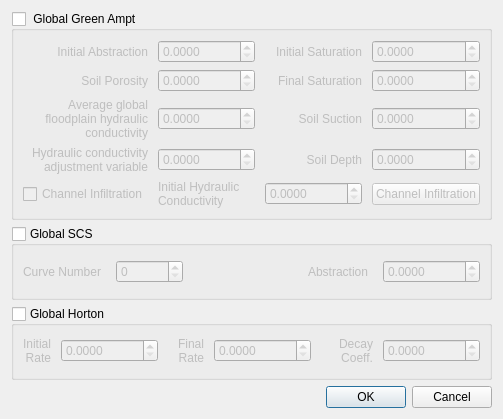
This is flo2d/ui/infil_global.ui in FLO-2DSoftware/qgis-flo-2d-plugin as Qt 5 draws it before an edit. The edited form follows.
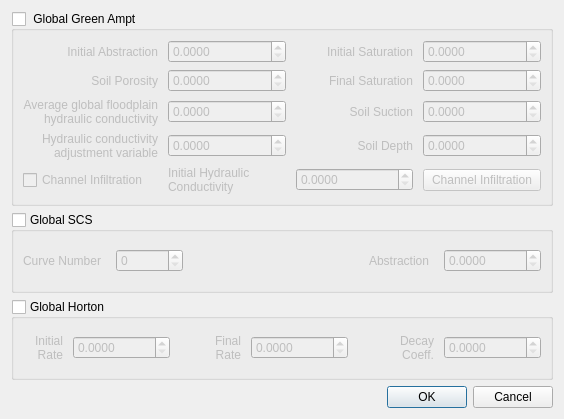
This is the edited form.

Commit message: Fix SD dialogs layouts

The edit to the form file:
```diff
--- a/flo2d/ui/infil_global.ui
+++ b/flo2d/ui/infil_global.ui
@@ -6,7 +6,7 @@
    <rect>
     <x>0</x>
     <y>0</y>
-    <width>490</width>
+    <width>564</width>
     <height>419</height>
    </rect>
   </property>
```
The commit also changes 3 other files.
